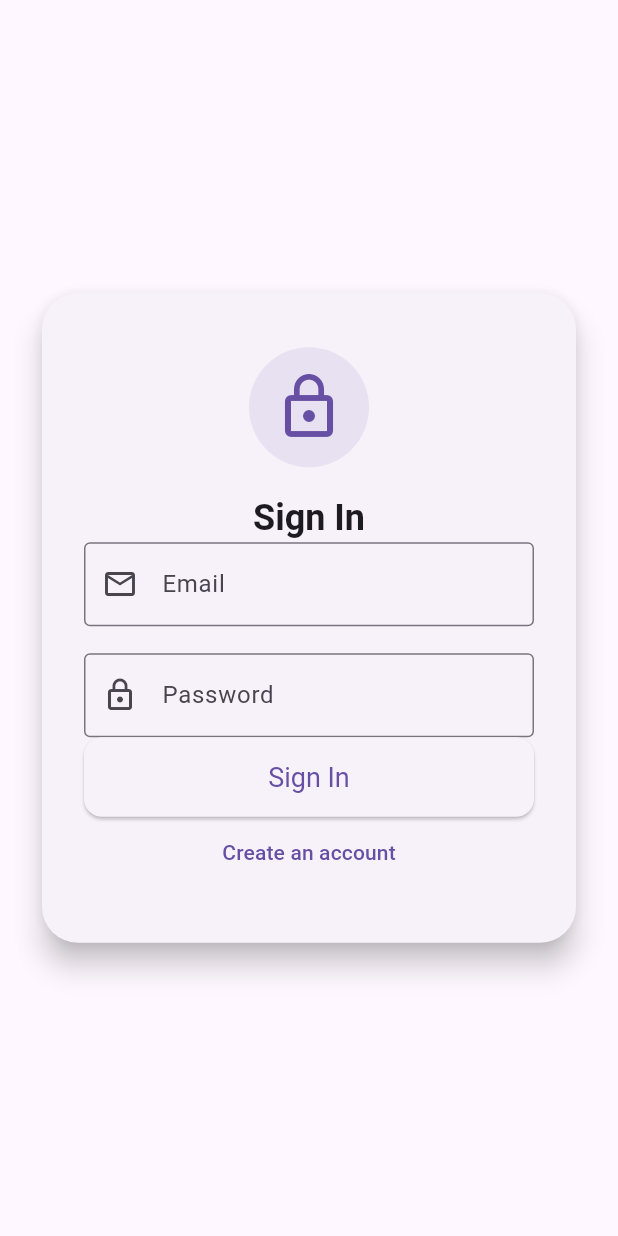
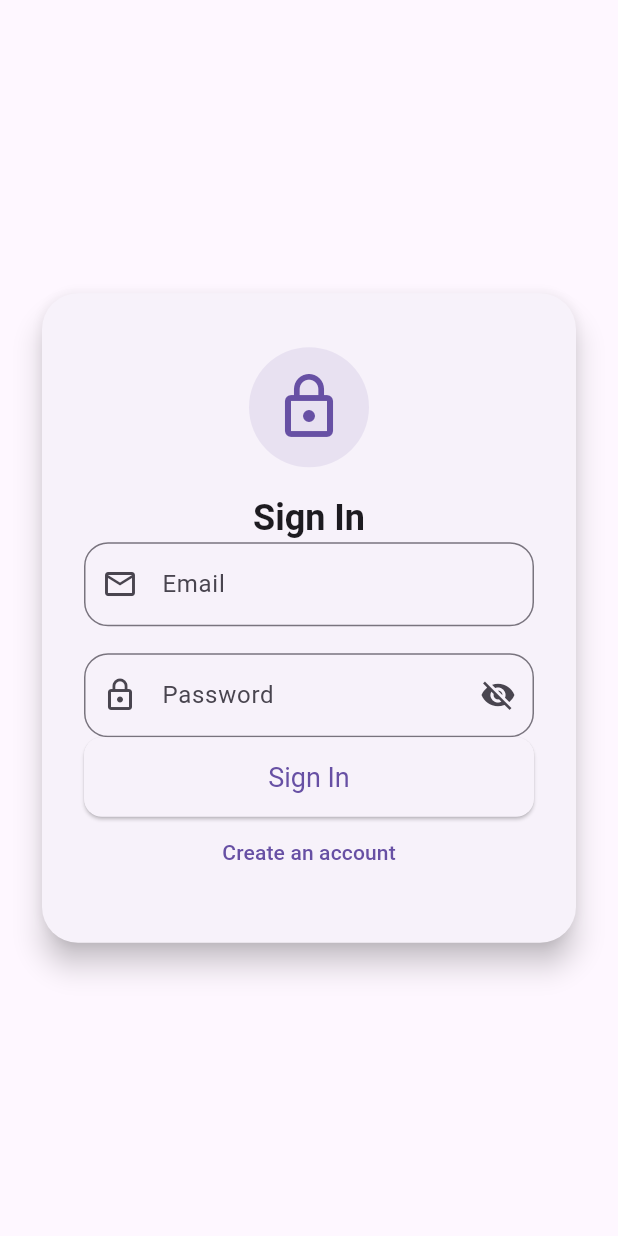
Before and after one commit to eliasasefa/Hu, a Flutter app: the screen it shows after launch, on a phone screen of 412 x 824 dp. Run offline on Flutter 3.47's test engine with Material 3 defaults, Android fonts, the phone set to English and light mode, and no system bars; our stand-ins replace cloud_firestore, file_picker, firebase_auth, firebase_core, flutter_dotenv, flutter_secure_storage and 4 more; missing offline and left inert: flutter_inappwebview; accounts and stored records are empty.

Commit message:
Add password visibility toggle to login page and update input field styling

```diff
--- a/lib/pages/auth/login_page.dart
+++ b/lib/pages/auth/login_page.dart
@@ -26,6 +26,7 @@ class _LoginPageState extends State<LoginPage> {
   String? _lastLoggedInEmail;
   bool _showBiometricBanner = true;
   bool _showEnableBiometricPrompt = false;
+  bool _obscurePassword = true;
 
   @override
   void initState() {
@@ -200,7 +201,9 @@ class _LoginPageState extends State<LoginPage> {
                             decoration: const InputDecoration(
                               labelText: 'Email',
                               prefixIcon: Icon(Icons.email_outlined),
-                              border: OutlineInputBorder(),
+                              border: OutlineInputBorder(
+                                  borderRadius:
+                                      BorderRadius.all(Radius.circular(16))),
                             ),
                             keyboardType: TextInputType.emailAddress,
                             validator: (v) => v == null || !v.contains('@')
@@ -210,12 +213,25 @@ class _LoginPageState extends State<LoginPage> {
                           const SizedBox(height: 18),
                           TextFormField(
                             controller: _passwordController,
-                            decoration: const InputDecoration(
+                            decoration: InputDecoration(
                               labelText: 'Password',
-                              prefixIcon: Icon(Icons.lock_outline),
-                              border: OutlineInputBorder(),
+                              prefixIcon: const Icon(Icons.lock_outline),
+                              border: const OutlineInputBorder(
+                                borderRadius:
+                                    BorderRadius.all(Radius.circular(16)),
+                              ),
+                              suffixIcon: IconButton(
+                                icon: Icon(_obscurePassword
+                                    ? Icons.visibility_off
+                                    : Icons.visibility),
+                                onPressed: () {
+                                  setState(() {
+                                    _obscurePassword = !_obscurePassword;
+                                  });
+                                },
+                              ),
                             ),
-                            obscureText: true,
+                            obscureText: _obscurePassword,
                             validator: (v) => v == null || v.length < 6
                                 ? 'Password too short'
                                 : null,
```
